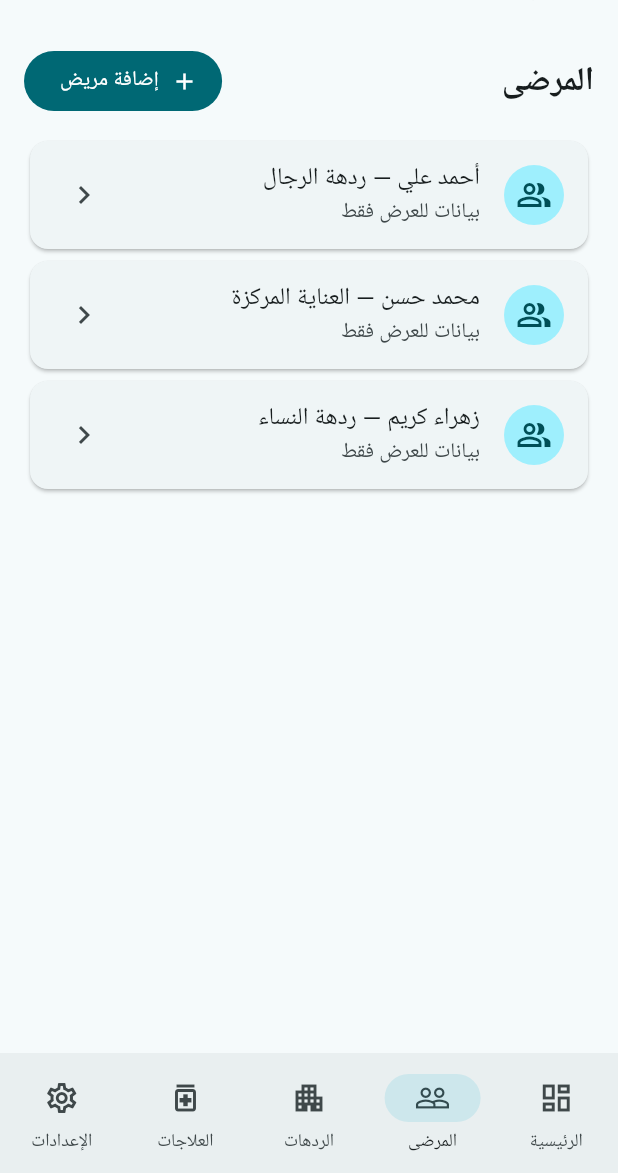
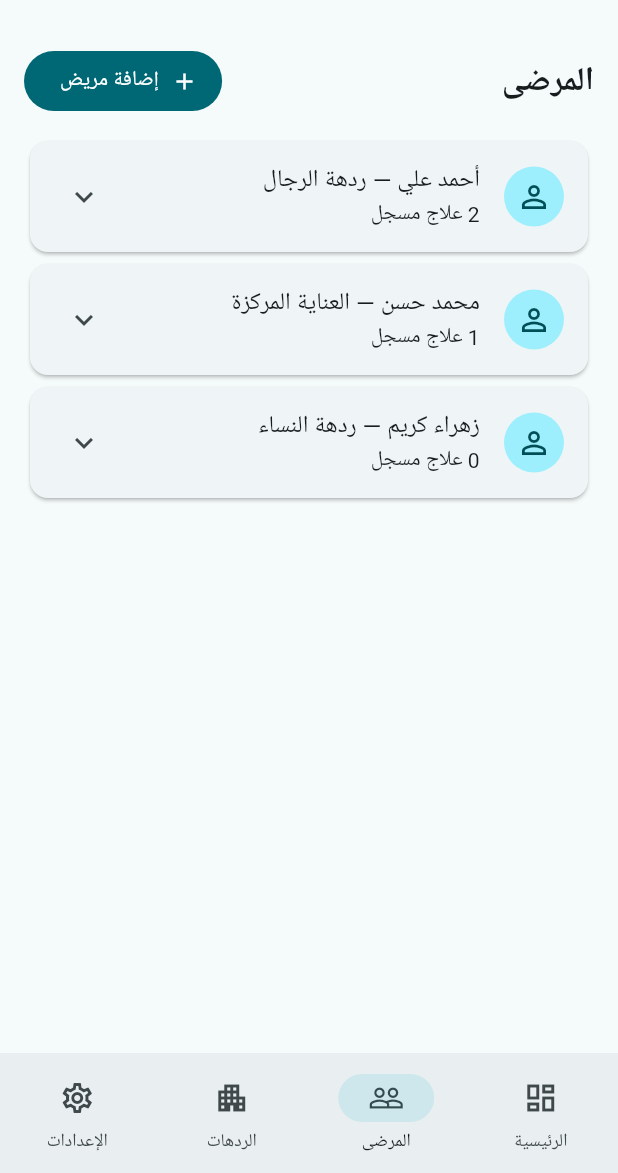
Before and after one commit to tamaralimatham15-maker/Hospital-, a Flutter app: the screen it shows after launch, item 2 of the bottom bar chosen, on a phone screen of 412 x 824 dp, the part 63-1236 px from its top. Run offline on Flutter 3.47's test engine with Material 3 defaults, Android fonts, the phone set to English and light mode, and no system bars.

Commit message:
Merge patient treatments into patient profiles

```diff
--- a/lib/main.dart
+++ b/lib/main.dart
@@ -20,9 +20,13 @@ class _HomePageState extends State<HomePage> {
  int tab=0;
  final patients=<String>['أحمد علي — ردهة الرجال','محمد حسن — العناية المركزة','زهراء كريم — ردهة النساء'];
  final wards=<String>['ردهة الرجال','ردهة النساء','العناية المركزة','الأطفال'];
- final treatments=<String>['Paracetamol 1 g — IV — 08:00','Ceftriaxone 1 g — IV — 12:00','Normal Saline — IV — 18:00'];
+ final treatmentsByPatient=<String,List<String>>{
+  'أحمد علي — ردهة الرجال':['Paracetamol 1 g — IV — 08:00','Normal Saline — IV — 18:00'],
+  'محمد حسن — العناية المركزة':['Ceftriaxone 1 g — IV — 12:00'],
+  'زهراء كريم — ردهة النساء':[],
+ };
  @override Widget build(BuildContext context) {
-  final pages=[dashboard(),listPage('المرضى',patients,Icons.people_alt_outlined,'إضافة مريض'),listPage('الردهات والأقسام',wards,Icons.local_hospital_outlined,'إضافة ردهة'),listPage('جدول العلاجات',treatments,Icons.medication_outlined,'إضافة علاج'),settingsPage()];
+  final pages=[dashboard(),patientsPage(),listPage('الردهات والأقسام',wards,Icons.local_hospital_outlined,'إضافة ردهة'),settingsPage()];
   return Directionality(textDirection:TextDirection.rtl,child:Scaffold(
    appBar:AppBar(title:const Row(children:[Icon(Icons.health_and_safety,color:Color(0xff087e8b)),SizedBox(width:9),Text('رِعاية',style:TextStyle(fontWeight:FontWeight.bold)),SizedBox(width:8),Text('CareFlow',style:TextStyle(fontSize:13))]),actions:[IconButton(onPressed:widget.onTheme,icon:const Icon(Icons.brightness_6_outlined))]),
    body:SafeArea(child:pages[tab]),
@@ -30,7 +34,6 @@ class _HomePageState extends State<HomePage> {
     NavigationDestination(icon:Icon(Icons.dashboard_outlined),label:'الرئيسية'),
     NavigationDestination(icon:Icon(Icons.people_outline),label:'المرضى'),
     NavigationDestination(icon:Icon(Icons.apartment_outlined),label:'الردهات'),
-    NavigationDestination(icon:Icon(Icons.medication_outlined),label:'العلاجات'),
     NavigationDestination(icon:Icon(Icons.settings_outlined),label:'الإعدادات')])));
  }
  Widget dashboard()=>ListView(padding:const EdgeInsets.all(16),children:[
@@ -41,9 +44,47 @@ class _HomePageState extends State<HomePage> {
   const SizedBox(height:18),
   GridView.count(shrinkWrap:true,physics:const NeverScrollableScrollPhysics(),crossAxisCount:2,crossAxisSpacing:12,mainAxisSpacing:12,childAspectRatio:1.45,children:[
    statCard('المرضى',patients.length.toString(),Icons.people_alt_outlined),statCard('الردهات',wards.length.toString(),Icons.apartment),
-   statCard('العلاجات المجدولة',treatments.length.toString(),Icons.medication_outlined),statCard('تنبيهات اليوم','2',Icons.notifications_active_outlined)]),
+   statCard('العلاجات المسجلة',treatmentsByPatient.values.fold<int>(0,(sum,list)=>sum+list.length).toString(),Icons.medication_outlined),statCard('تنبيهات اليوم','2',Icons.notifications_active_outlined)]),
   const SizedBox(height:18),const Text('آخر المرضى',style:TextStyle(fontSize:18,fontWeight:FontWeight.bold)),
   ...patients.map((p)=>Card(child:ListTile(leading:const CircleAvatar(child:Icon(Icons.person_outline)),title:Text(p),subtitle:const Text('ملف تجريبي'))))]);
+ Widget patientsPage()=>ListView(padding:const EdgeInsets.all(16),children:[
+  Row(mainAxisAlignment:MainAxisAlignment.spaceBetween,children:[
+   const Text('المرضى',style:TextStyle(fontSize:22,fontWeight:FontWeight.bold)),
+   FilledButton.icon(onPressed:()=>addItem('المرضى',patients),icon:const Icon(Icons.add),label:const Text('إضافة مريض'))]),
+  const SizedBox(height:12),
+  ...patients.map((patient)=>Card(
+   child:ExpansionTile(
+    leading:const CircleAvatar(child:Icon(Icons.person_outline)),
+    title:Text(patient),
+    subtitle:Text('${(treatmentsByPatient[patient]??[]).length} علاج مسجل'),
+    children:[
+     if((treatmentsByPatient[patient]??[]).isEmpty)
+      const Padding(padding:EdgeInsets.all(12),child:Text('لا توجد علاجات مضافة لهذا المريض')),
+     ...(treatmentsByPatient[patient]??[]).map((t)=>ListTile(
+      leading:const Icon(Icons.medication_outlined,color:Color(0xff087e8b)),
+      title:Text(t),dense:true)),
+     Padding(padding:const EdgeInsets.fromLTRB(16,4,16,12),child:Align(
+      alignment:Alignment.centerRight,
+      child:OutlinedButton.icon(
+       onPressed:()=>addTreatment(patient),
+       icon:const Icon(Icons.add),label:const Text('إضافة علاج لهذا المريض'))))
+    ]))),
+ ]);
+ void addTreatment(String patient){
+  final controller=TextEditingController();
+  showDialog(context:context,builder:(ctx)=>AlertDialog(
+   title:Text('إضافة علاج — $patient'),
+   content:TextField(controller:controller,maxLines:3,autofocus:true,
+    decoration:const InputDecoration(hintText:'اسم العلاج، الجرعة، الطريق، الوقت',border:OutlineInputBorder())),
+   actions:[
+    TextButton(onPressed:()=>Navigator.pop(ctx),child:const Text('إلغاء')),
+    FilledButton(onPressed:(){
+     final value=controller.text.trim();
+     if(value.isNotEmpty)setState(()=>treatmentsByPatient.putIfAbsent(patient,()=>[]).add(value));
+     Navigator.pop(ctx);
+    },child:const Text('حفظ العلاج'))
+   ]));
+ }
  Widget statCard(String title,String value,IconData icon)=>Card(elevation:0,color:Theme.of(context).colorScheme.surfaceContainerHighest,child:Padding(padding:const EdgeInsets.all(14),child:Column(crossAxisAlignment:CrossAxisAlignment.start,mainAxisAlignment:MainAxisAlignment.spaceBetween,children:[Icon(icon,color:const Color(0xff087e8b)),Text(value,style:const TextStyle(fontSize:25,fontWeight:FontWeight.bold)),Text(title,style:const TextStyle(fontSize:13))])));
  Widget listPage(String title,List<String> items,IconData icon,String action)=>ListView(padding:const EdgeInsets.all(16),children:[
   Row(mainAxisAlignment:MainAxisAlignment.spaceBetween,children:[Text(title,style:const TextStyle(fontSize:22,fontWeight:FontWeight.bold)),FilledButton.icon(onPressed:()=>addItem(title,items),icon:const Icon(Icons.add),label:Text(action))]),
```
